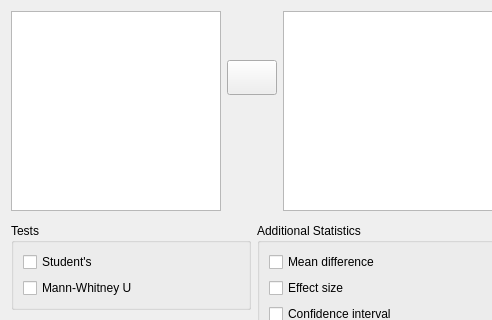
This is JASP-Desktop/analysisforms/ttestonesampleform.ui in jasp-stats/jasp-desktop as Qt 5 draws it before an edit; both pictures show x 0 to 492 and y 0 to 320 of the 643 by 746 pixel window. The edited form follows.
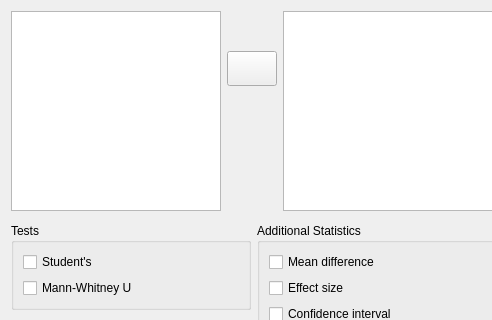
This is the edited form. Custom widgets are drawn as their Qt base class.

Patch:
```diff
--- a/JASP-Desktop/analysisforms/ttestonesampleform.ui
+++ b/JASP-Desktop/analysisforms/ttestonesampleform.ui
@@ -90,9 +90,15 @@
          <property name="leftMargin">
           <number>0</number>
          </property>
+         <property name="topMargin">
+          <number>0</number>
+         </property>
          <property name="rightMargin">
           <number>0</number>
          </property>
+         <property name="bottomMargin">
+          <number>0</number>
+         </property>
          <item row="1" column="0">
           <widget class="AssignButton" name="buttonAssign_main_fields">
            <property name="sizePolicy">
```
